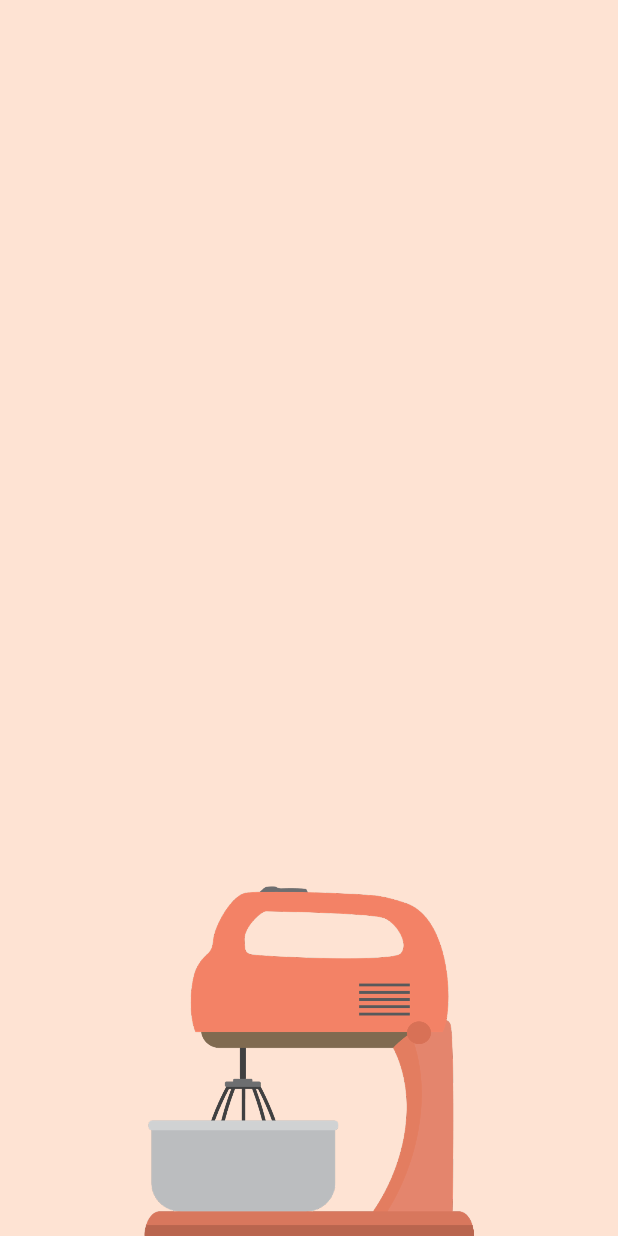
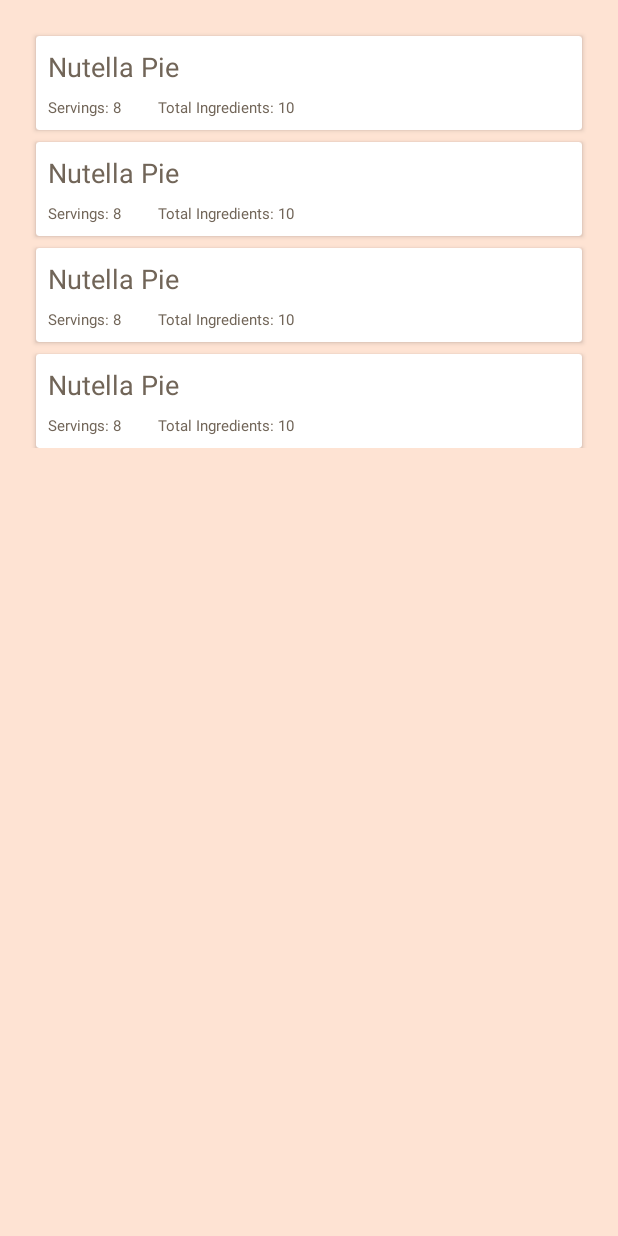
Before and after one commit to gundamboy/Baking-is-hard, an Android app: the layout activity_main.xml on its own in the app's theme, with its tools: preview values and no code run, on a phone screen of 412 x 824 dp. Run offline under Robolectric (Android 15) with nearby library versions, the phone set to English and light mode, and no system bars.

Commit message:
started adding recipe adapter but i'm not gonna lie, i have a lot to drink and am calling it a night.

```diff
--- a/app/src/main/res/layout/activity_main.xml
+++ b/app/src/main/res/layout/activity_main.xml
@@ -12,6 +12,14 @@
 
     <include
         android:id="@+id/emptyViews"
-        layout="@layout/empty_views" />
+        layout="@layout/empty_views"
+        tools:visibility="gone"/>
+
+    <android.support.v7.widget.RecyclerView
+        android:id="@+id/recipeRecyclerView"
+        android:layout_width="match_parent"
+        android:layout_height="wrap_content"
+        tools:listitem="@layout/recipe_list_item"
+        tools:itemCount="4"/>
 
 </android.support.constraint.ConstraintLayout>
--- a/app/src/main/res/layout/recipe_list_item.xml
+++ b/app/src/main/res/layout/recipe_list_item.xml
@@ -1,6 +1,8 @@
 <?xml version="1.0" encoding="utf-8"?>
 <android.support.v7.widget.CardView
     xmlns:android="http://schemas.android.com/apk/res/android"
+    xmlns:app="http://schemas.android.com/apk/res-auto"
+    xmlns:tools="http://schemas.android.com/tools"
     style="@style/CardView.Light"
     android:layout_width="match_parent"
     android:layout_height="wrap_content"
@@ -13,6 +15,45 @@
         android:layout_width="match_parent"
         android:layout_height="wrap_content">
 
+
+        <TextView
+            style="@style/RecipeListItemTitleText"
+            android:id="@+id/name"
+            android:layout_width="wrap_content"
+            android:layout_height="wrap_content"
+            android:layout_marginStart="8dp"
+            android:layout_marginTop="8dp"
+            app:layout_constraintStart_toStartOf="parent"
+            app:layout_constraintTop_toTopOf="parent"
+            tools:text="Nutella Pie" />
+
+        <TextView
+            style="@style/RecipeListItemMetaText"
+            android:id="@+id/servings"
+            android:layout_width="wrap_content"
+            android:layout_height="wrap_content"
+            android:layout_marginStart="8dp"
+            android:layout_marginTop="8dp"
+            android:layout_marginBottom="8dp"
+            app:layout_constraintBottom_toBottomOf="parent"
+            app:layout_constraintStart_toStartOf="parent"
+            app:layout_constraintTop_toBottomOf="@+id/name"
+            tools:text="Servings: 8" />
+
+        <TextView
+            style="@style/RecipeListItemMetaText"
+            android:id="@+id/totalIngredients"
+            android:layout_width="wrap_content"
+            android:layout_height="wrap_content"
+            android:layout_marginStart="24dp"
+            android:layout_marginTop="8dp"
+            android:layout_marginBottom="8dp"
+            app:layout_constraintBottom_toBottomOf="parent"
+            app:layout_constraintStart_toEndOf="@+id/servings"
+            app:layout_constraintTop_toBottomOf="@+id/name"
+            tools:text="Total Ingredients: 10" />
+
+
     </android.support.constraint.ConstraintLayout>
 
 </android.support.v7.widget.CardView>
--- a/app/src/main/res/values/styles.xml
+++ b/app/src/main/res/values/styles.xml
@@ -17,8 +17,12 @@
 
     <style name="RecipeListItemTitleText" parent="AppTheme">
         <item name="android:textColor">@color/primaryTextColor</item>
-        <item name="android:textSize">@dimen/text16</item>
+        <item name="android:textSize">@dimen/text18</item>
+    </style>
 
+    <style name="RecipeListItemMetaText" parent="AppTheme">
+        <item name="android:textColor">@color/primaryTextColor</item>
+        <item name="android:textSize">@dimen/text10</item>
     </style>
 
 </resources>
```
Also changed, not shown: app/src/main/java/com/charlesrowland/ragingclaw/bakingapp/adapters/RecipeAdapter.java (added, +65 -0 lines), app/src/main/java/com/charlesrowland/ragingclaw/bakingapp/model/Ingredient.java (+38 -2 lines), app/src/main/java/com/charlesrowland/ragingclaw/bakingapp/model/Recipe.java (+46 -1 lines), app/src/main/java/com/charlesrowland/ragingclaw/bakingapp/model/Step.java (+42 -2 lines).
